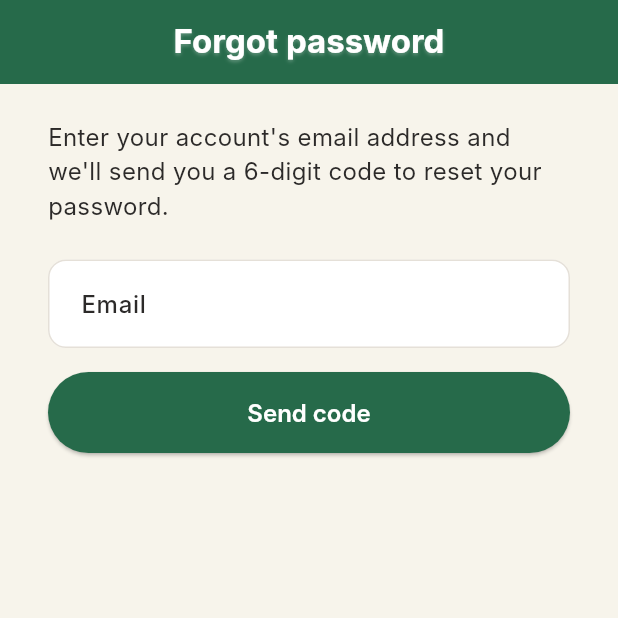
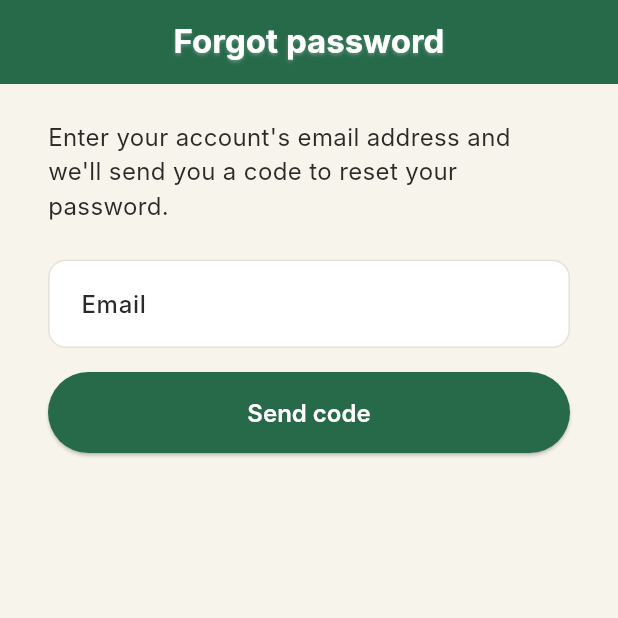
Before and after one commit to charlemagne86/MyBookLog, a Flutter app: the ForgotPasswordScreen screen opened by its route, on a phone screen of 412 x 824 dp, the top half of it. Run offline on Flutter 3.47's test engine with Material 3 defaults, Android fonts, the phone set to English and light mode, and no system bars; our stand-ins replace cached_network_image, go_router, supabase_flutter; accounts and stored records are empty; Roboto replaces fonts that are missing (Inter).

Commit message:
Accept any OTP length in the reset code field, not just 6 digits
Manual device testing found that this Supabase project's configured
email OTP length is 8 digits, not the 6 that {{ .Token }} is commonly
documented as. The reset-code field hardcoded maxLength: 6 and an
exact-length validator, so real 8-digit codes were being rejected by
the app before ever reaching the server.

Fixed by dropping the length assumption entirely: the field now only
requires a non-empty digit string and passes it straight to Supabase,
which is the actual source of truth on whether a code is valid. This
also means the app no longer needs updating if the OTP length setting
in the Supabase dashboard (Authentication > Providers) ever changes.

Verified end-to-end on the Android emulator against the live Supabase
project after this fix. Suite: 481/481 passing, analyzer clean.

Co-Authored-By: Claude Fable 5 <noreply@anthropic.com>
Claude-Session: https://claude.ai/code/session_017n6gqQHY8oGfdauRm4frdB

```diff
--- a/mybooklog/lib/src/data/repositories/auth_repository.dart
+++ b/mybooklog/lib/src/data/repositories/auth_repository.dart
@@ -55,7 +55,7 @@ class AuthRepository {
 
   /// BUSINESS LOGIC:
   /// Step 1 of "Forgot password": the user gives us their email and we ask
-  /// the server to send them a 6-digit code. Importantly, this succeeds even
+  /// the server to send them a verification code. Importantly, this succeeds even
   /// if no account exists for that email — the server stays silent so that
   /// nobody can use this form to discover which emails have accounts.
   ///
@@ -68,7 +68,7 @@ class AuthRepository {
       _client.auth.resetPasswordForEmail(email.trim());
 
   /// BUSINESS LOGIC:
-  /// Step 2 of "Forgot password": the user types the 6-digit code from the
+  /// Step 2 of "Forgot password": the user types the verification code from the
   /// email. If it matches, this proves they own the mailbox, and the server
   /// signs them in — which is what authorizes the password change that
   /// follows immediately after.
@@ -114,7 +114,7 @@ class AuthRepository {
         return 'Please confirm your email address before logging in.';
       }
       // Password-reset codes: the server says "Token has expired or is
-      // invalid" (or similar) when the 6-digit code is wrong or too old.
+      // invalid" (or similar) when the code is wrong or too old.
       if (m.contains('token') && (m.contains('expired') || m.contains('invalid'))) {
         return 'That code is incorrect or has expired. '
             'Check the code or request a new one.';
--- a/mybooklog/lib/src/features/auth/forgot_password_screen.dart
+++ b/mybooklog/lib/src/features/auth/forgot_password_screen.dart
@@ -10,7 +10,8 @@ import '../../data/repositories/auth_repository.dart';
 
 /// BUSINESS LOGIC:
 /// The "Forgot password" screen. A user who cannot log in proves they own
-/// their account by receiving a 6-digit code at their email address and
+/// their account by receiving a one-time verification code at their email
+/// address and
 /// typing it back in, then chooses a new password — all inside the app, with
 /// no fiddly email links to tap. When the reset succeeds they are signed in
 /// and taken straight to their bookshelf; they proved they own the mailbox,
@@ -60,7 +61,7 @@ class _ForgotPasswordScreenState extends State<ForgotPasswordScreen> {
   // Which of the two stages is showing: false = "enter email",
   // true = "enter code + new password".
   bool _codeSent = false;
-  // True once the server has accepted the 6-digit code. If the password save
+  // True once the server has accepted the code. If the password save
   // then fails, the retry skips re-verifying (the code is already used up).
   bool _codeVerified = false;
   // Whether the password boxes currently hide their contents as dots.
@@ -107,7 +108,7 @@ class _ForgotPasswordScreenState extends State<ForgotPasswordScreen> {
   }
 
   /// Stage 1 submit (also used by Resend Code): ask the server to email a
-  /// 6-digit reset code, then advance to stage 2. The confirmation message
+  /// reset code, then advance to stage 2. The confirmation message
   /// never reveals whether the email actually has an account.
   Future<void> _sendCode() async {
     final email = _emailController.text.trim();
@@ -202,9 +203,9 @@ class _ForgotPasswordScreenState extends State<ForgotPasswordScreen> {
                   Text(
                     _codeSent
                         ? "If an account exists for that email, we've sent a "
-                              '6-digit code. It expires in 1 hour.'
+                              'verification code. It expires in 1 hour.'
                         : "Enter your account's email address and we'll send "
-                              'you a 6-digit code to reset your password.',
+                              'you a code to reset your password.',
                     style: const TextStyle(fontSize: 16),
                   ),
                   const SizedBox(height: 24),
@@ -219,16 +220,20 @@ class _ForgotPasswordScreenState extends State<ForgotPasswordScreen> {
                     TextFormField(
                       controller: _codeController,
                       keyboardType: TextInputType.number,
-                      maxLength: 6,
                       // Codes are digits only; block anything else at the
-                      // keyboard level to prevent typos.
+                      // keyboard level to prevent typos. Deliberately no
+                      // maxLength/exact-length check here — Supabase's
+                      // OTP length is a per-project dashboard setting
+                      // (Authentication > Providers), not a fixed constant,
+                      // so the client only checks "something was typed" and
+                      // lets the server be the source of truth on whether
+                      // the code itself is right.
                       inputFormatters: [FilteringTextInputFormatter.digitsOnly],
                       decoration: const InputDecoration(
-                        labelText: '6-digit code',
-                        counterText: '',
+                        labelText: 'Verification code',
                       ),
-                      validator: (v) => (v == null || v.length != 6)
-                          ? 'Enter the 6-digit code from the email.'
+                      validator: (v) => (v == null || v.trim().isEmpty)
+                          ? 'Enter the code from the email.'
                           : null,
                     ),
                     const SizedBox(height: 16),
```
Also changed, not shown: 2 other files.
